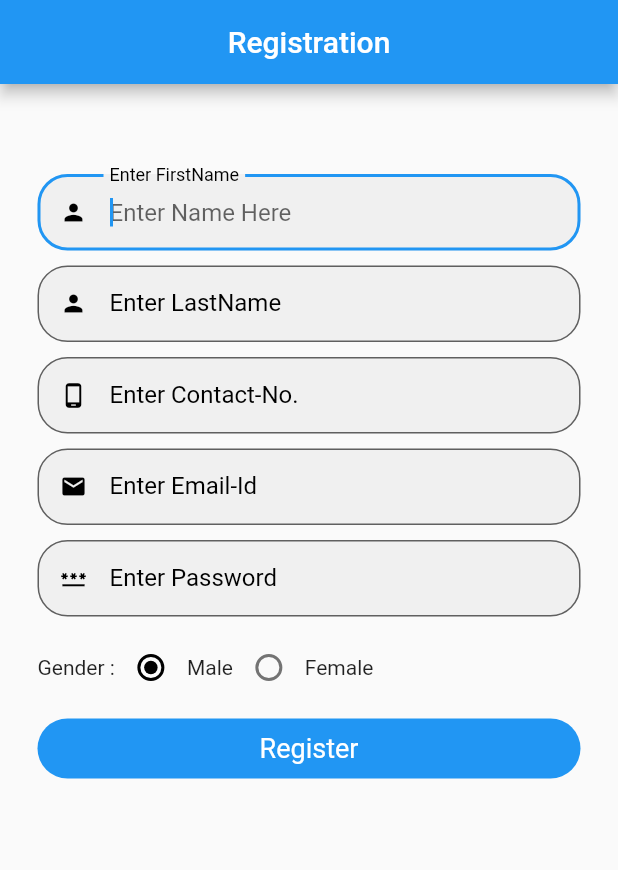
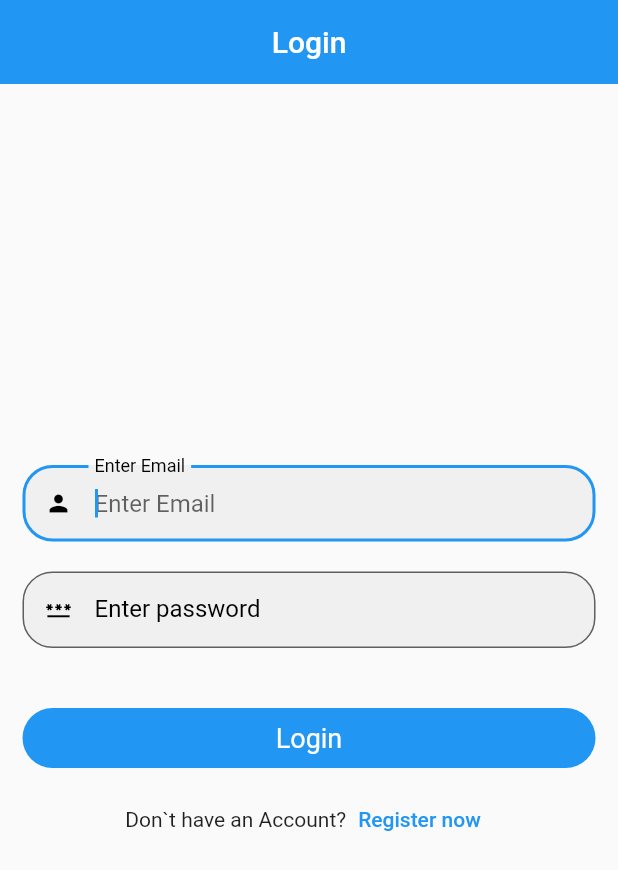
Before and after one commit to RahulMistriCodesmith/sqldataexample, a Flutter app: the screen it shows after launch, on a phone screen of 412 x 824 dp. Shown: the top 870 px of the screen. Run offline on Flutter 3.47's test engine with Material 2 defaults, Android fonts, the phone set to English and light mode, and no system bars; our stand-ins replace shared_preferences, sqflite; accounts and stored records are empty.

Commit message:
Committed Done! 25-08-2022 10:29 AM

```diff
--- a/lib/DataBaseHelper/database_helper.dart
+++ b/lib/DataBaseHelper/database_helper.dart
@@ -28,15 +28,28 @@ class DatabaseHandler{
 
   create_table(Database db,int version) async
   {
-    db.execute("create table users (userid integer primary key autoincrement,name text,number text,email text,password text,confirmpwd text,gender text)");
+    db.execute("create table users (userid integer primary key autoincrement,name text,lastname text,number text,email text,password text,gender text)");
     print("users table created");
   }
 
   Future<int> insert_records(n1,n2,n3,n4,n5,n6) async
   {
     var db = await create_db();
-    int id = await db!.rawInsert("insert into users (name,number,email,password,confirmpwd,gender) values(?,?,?,?,?,?)",[n1,n2,n3,n4,n5,n6]);
+    int id = await db!.rawInsert("insert into users (name,lastname,number,email,password,gender) values(?,?,?,?,?,?)",[n1,n2,n3,n4,n5,n6]);
     return id;
+  }
+
+  Future<List<Map<String, Object?>>?> loginUser(String email_ID, String pass) async {
+    var dbClient = await db;
+    var res = await dbClient!.rawQuery("SELECT * FROM users WHERE "
+        "email = '$email_ID' AND "
+        "password = '$pass'");
+
+    if (res.length > 0) {
+      return res;
+    }
+
+    return null;
   }
 
   Future<List> display_records() async
@@ -56,7 +69,7 @@ class DatabaseHandler{
   Future<int> update_records(n1,n2,n3,n4,n5,n6,id) async
   {
     var db = await create_db();
-    int sid = await db!.rawUpdate("update users set name=?,number=?,email=?,password=?,confirmpwd=?,gender=? where userid=?",[n1,n2,n3,n4,n5,n6,id]);
+    int sid = await db!.rawUpdate("update users set name=?,lastname=?,number=?,email=?,password=?,gender=? where userid=?",[n1,n2,n3,n4,n5,n6,id]);
     return sid;
   }
 
--- a/lib/Login_Page.dart
+++ b/lib/Login_Page.dart
@@ -1,105 +1,200 @@
-// import 'package:flutter/material.dart';
-// import 'package:sqldataexample/Register_Page.dart';
-// import 'package:sqldataexample/Value/mystyle.dart';
-//
-// class LoginPage extends StatefulWidget {
-//   const LoginPage({Key? key}) : super(key: key);
-//
-//   @override
-//   State<LoginPage> createState() => _LoginPageState();
-// }
-//
-// class _LoginPageState extends State<LoginPage> {
-//
-//   TextEditingController emailAddress = TextEditingController();
-//   TextEditingController password = TextEditingController();
-//
-//   @override
-//   Widget build(BuildContext context) {
-//     return Scaffold(
-//       appBar: AppBar(
-//         elevation: 0,
-//         centerTitle: true,
-//         title: Text('Login'),
-//       ),
-//       body: Padding(
-//         padding: const EdgeInsets.symmetric(horizontal: 15,vertical: 20),
-//         child: Column(
-//           crossAxisAlignment: CrossAxisAlignment.start,
-//           mainAxisAlignment: MainAxisAlignment.center,
-//           children: [
-//
-//             // SizedBox(height: 100,),
-//
-//
-//             TextFormField(
-//               controller: emailAddress,
-//               keyboardType: TextInputType.emailAddress,
-//               decoration: MyStyle.inputDec1.copyWith(
-//                 hintText: 'Enter Email',
-//                 border: OutlineInputBorder(
-//                     borderRadius: BorderRadius.circular(20)
-//
-//                 ),
-//               ),
-//             ),
-//
-//             SizedBox(height: 20,),
-//
-//             TextFormField(
-//               controller: password,
-//               decoration: MyStyle.inputDec1.copyWith(
-//                 hintText: 'Enter Password',
-//                 border: OutlineInputBorder(
-//                     borderRadius: BorderRadius.circular(20)
-//
-//                 ),
-//               ),
-//             ),
-//
-//
-//             SizedBox(height: 30,),
-//
-//             InkWell(
-//
-//               onTap: (){
-//                 setState(() {
-//
-//                 });
-//               },
-//
-//               child: Container(
-//                 margin: EdgeInsets.only(top: 10.0),
-//                 width: MediaQuery.of(context).size.width,
-//                 height: 40.0,
-//                 child: Text("Login",style: TextStyle(color: Colors.white,fontWeight: FontWeight.w400,fontSize: 18),),
-//                 alignment: Alignment.center,
-//                 decoration: BoxDecoration(
-//                   color: Colors.teal,
-//                   borderRadius: BorderRadius.circular(25.0),
-//                 ),
-//               ),
-//             ),
-//
-//             SizedBox(height: 10,),
-//
-//             Row(
-//               mainAxisAlignment: MainAxisAlignment.center,
-//               children: [
-//                 Text("Don`t have an Account?",),
-//
-//                 TextButton(
-//                   onPressed: (){
-//                     Navigator.push(context, MaterialPageRoute(builder: (context) => RegistrationPage()));
-//                   },
-//                   child: Text("Register now",),
-//                 ),
-//               ],
-//             ),
-//
-//           ],
-//         ),
-//       ),
-//     );
-//   }
-// }
+import 'package:flutter/material.dart';
+import 'package:shared_preferences/shared_preferences.dart';
+import 'package:sqldataexample/DataBaseHelper/database_helper.dart';
+import 'package:sqldataexample/Register_Page.dart';
+import 'package:sqldataexample/homepage.dart';
+
+class LoginPage extends StatefulWidget {
+  const LoginPage({Key? key}) : super(key: key);
+
+  @override
+  State<LoginPage> createState() => _LoginPageState();
+}
+
+class _LoginPageState extends State<LoginPage> {
+
+  Future<SharedPreferences> _pref = SharedPreferences.getInstance();
+
+  TextEditingController emailAddress = TextEditingController();
+  TextEditingController password = TextEditingController();
+
+  var _formkey = GlobalKey<FormState>();
+
+
+  var dbHelper;
+
+
+  @override
+  void initState() {
+    super.initState();
+    dbHelper = DatabaseHandler();
+  }
+
+  login() async {
+    String uid = emailAddress.text;
+    String passwd = password.text;
+
+    if (uid.isEmpty) {
+      print('Please Enter User ID');
+    } else if (passwd.isEmpty) {
+      print('Please Enter Password');
+    } else {
+      await dbHelper.loginUser(uid, passwd).then((userData) {
+        if (userData != null) {
+          setSP(userData).whenComplete(() {
+            Navigator.pushAndRemoveUntil(
+                context,
+                MaterialPageRoute(builder: (_) => HomePage()),
+                    (Route<dynamic> route) => false);
+          });
+        } else {
+          print('Error: User Not Found');
+        }
+      }).catchError((error) {
+        print(error);
+        print('Login Success');
+      });
+    }
+  }
+
+  Future setSP(user) async {
+    final SharedPreferences sp = await _pref;
+
+    sp.setString("first_name", user.first_name!);
+    sp.setString("user_name", user.last_name!);
+    sp.setString("email", user.email!);
+    sp.setString("number", user.number!);
+    sp.setString("password", user.password!);
+  }
+
+
+
+  @override
+  Widget build(BuildContext context) {
+    return Scaffold(
+      appBar: AppBar(
+        elevation: 0,
+        centerTitle: true,
+        title: Text('Login'),
+      ),
+      body: Form(
+        key: _formkey,
+
+        child: Padding(
+          padding: const EdgeInsets.symmetric(horizontal: 15,vertical: 20),
+          child: Column(
+            crossAxisAlignment: CrossAxisAlignment.start,
+            mainAxisAlignment: MainAxisAlignment.center,
+            children: [
+
+              // SizedBox(height: 100,),
+
+              TextFormField(
+                controller: emailAddress,
+                keyboardType: TextInputType.text,
+                autofocus: true,
+                decoration: InputDecoration(
+                  filled: true,
+                  // fillColor: Colors.black12,
+                  isDense: true,
+                  labelText: "Enter Email",
+                  labelStyle: TextStyle(color: Colors.black,fontWeight: FontWeight.w400),
+                  hintText: "Enter Email",
+                  prefixIcon: Icon
+                    (Icons.person,
+                    color: Colors.black,
+                  ),
+                  border: OutlineInputBorder(
+                      borderRadius: BorderRadius.circular(20)
+
+                  ),
+                ),
+                validator: (value)
+                {
+                  if(value!.isEmpty)
+                  {
+                    return "Please Enter Email";
+                  }
+                  return null;
+                },
+              ),
+
+
+              SizedBox(height: 20,),
+
+              TextFormField(
+                controller: password,
+                keyboardType: TextInputType.text,
+                autofocus: true,
+                decoration: InputDecoration(
+                  filled: true,
+                  // fillColor: Colors.black12,
+                  isDense: true,
+                  labelText: "Enter password",
+                  labelStyle: TextStyle(color: Colors.black,fontWeight: FontWeight.w400),
+                  hintText: "Enter password",
+                  prefixIcon: Icon
+                    (Icons.password,
+                    color: Colors.black,
+                  ),
+                  border: OutlineInputBorder(
+                      borderRadius: BorderRadius.circular(20)
+
+                  ),
+                ),
+                validator: (value)
+                {
+                  if(value!.isEmpty)
+                  {
+                    return "Please Enter password";
+                  }
+                  return null;
+                },
+              ),
+
+
+
+              SizedBox(height: 30,),
+
+              InkWell(
+
+                onTap: ()  {
+                  login();
+                },
+
+                child: Container(
+                  margin: EdgeInsets.only(top: 10.0),
+                  width: MediaQuery.of(context).size.width,
+                  height: 40.0,
+                  child: Text("Login",style: TextStyle(color: Colors.white,fontWeight: FontWeight.w400,fontSize: 18),),
+                  alignment: Alignment.center,
+                  decoration: BoxDecoration(
+                    color: Colors.blue,
+                    borderRadius: BorderRadius.circular(25.0),
+                  ),
+                ),
+              ),
+
+              SizedBox(height: 10,),
+
+              Row(
+                mainAxisAlignment: MainAxisAlignment.center,
+                children: [
+                  Text("Don`t have an Account?",),
+
+                  TextButton(
+                    onPressed: (){
+                      Navigator.push(context, MaterialPageRoute(builder: (context) => RegistrationPage()));
+                    },
+                    child: Text("Register now",),
+                  ),
+                ],
+              ),
+
+            ],
+          ),
+        ),
+      ),
+    );
+  }
+}
--- a/lib/Register_Page.dart
+++ b/lib/Register_Page.dart
@@ -14,7 +14,8 @@ class RegistrationPage extends StatefulWidget
 
 class  RegistrationPageState extends State<RegistrationPage>
 {
-  var _formkey = GlobalKey<FormState>();
+  final _formKey = new GlobalKey<FormState>();
+
   TextEditingController _firstname = TextEditingController();
   TextEditingController _contact = TextEditingController();
   TextEditingController _email = TextEditingController();
@@ -28,6 +29,15 @@ class  RegistrationPageState extends State<RegistrationPage>
       _groupValue = index!;
     });
   }
+
+  var dbHelper;
+
+  @override
+  void initState() {
+    super.initState();
+    dbHelper = DatabaseHandler();
+  }
+
 
   @override
   Widget build(BuildContext context) {
@@ -44,7 +54,7 @@ class  RegistrationPageState extends State<RegistrationPage>
             Container(
               padding: EdgeInsets.fromLTRB(25, 60, 25, 25),
               child: Form(
-                key: _formkey,
+                key: _formKey,
                 child: Column(
                   children: [
                     TextFormField(
@@ -203,10 +213,6 @@ class  RegistrationPageState extends State<RegistrationPage>
                         {
                           return "Please Enter Password";
                         }
-                        if(value.length!=6)
-                        {
-                          return "Password should be 6 character";
-                        }
                         return null;
                       },
                     ),
@@ -235,13 +241,12 @@ class  RegistrationPageState extends State<RegistrationPage>
 
                     InkWell(
                       onTap: () async {
-                        if(_formkey.currentState!.validate()) {
-                          var firstname = _firstname.text.toString();
-                          var lastname = _lastname.text.toString();
-                          var numbern2 = _contact.text.toString();
-                          var emailn3 = _email.text.toString();
-                          var passwordn4 = _password.text.toString();
-
+                        if(_formKey.currentState!.validate()) {
+                          var first_name = _firstname.text.toString();
+                          var last_name = _lastname.text.toString();
+                          var number = _contact.text.toString();
+                          var email_id = _email.text.toString();
+                          var password = _password.text.toString();
                           var gender = "";
 
                           if (_groupValue == 0) {
@@ -251,17 +256,17 @@ class  RegistrationPageState extends State<RegistrationPage>
                             gender = "female";
                           }
 
-                          print("Name :" + firstname);
-                          print("lastname:" + lastname);
-                          print("Contact :" + numbern2);
-                          print("Email :" + emailn3);
-                          print("Password :" + passwordn4);
+                          print("First Name :" + first_name);
+                          print("Last Name :" + last_name);
+                          print("Contact :" + number);
+                          print("Email :" + email_id);
+                          print("Password :" + password);
                           print("Gender :" + gender);
 
                           DatabaseHandler obj = new DatabaseHandler();
-                          int id = await obj.insert_records(firstname, lastname, numbern2, emailn3, passwordn4, gender);
+                          int id = await obj.insert_records(first_name, last_name,number, email_id, password, gender);
                           print("Record Inserted At:"+id.toString());
-                          Navigator.of(context).push(MaterialPageRoute(builder: (BuildContext context)=> HomePage()));
+                          Navigator.of(context).push(MaterialPageRoute(builder: (BuildContext context)=> LoginPage()));
 
                         }
                       },
@@ -282,19 +287,19 @@ class  RegistrationPageState extends State<RegistrationPage>
               ),
             ),
 
-            /*Row(
+            Row(
               mainAxisAlignment: MainAxisAlignment.center,
               children: [
                 Text("Already have an account?",),
 
                 TextButton(
                   onPressed: (){
-                    // Navigator.push(context, MaterialPageRoute(builder: (context) => LoginPage()));
+                    Navigator.push(context, MaterialPageRoute(builder: (context) => LoginPage()));
                   },
                   child: Text("Login",),
                 ),
               ],
-            ),*/
+            ),
 
 
           ],
--- a/lib/main.dart
+++ b/lib/main.dart
@@ -1,17 +1,11 @@
 import 'package:flutter/material.dart';
 import 'package:sqldataexample/Login_Page.dart';
-import 'package:sqldataexample/Register_Page.dart';
 import 'package:sqldataexample/update_screen.dart';
 
 void main() {
   runApp(const MyApp());
 }
 
-// final routes = {
-//   '/login': (BuildContext context) => new LoginPage(),
-//   '/home': (BuildContext context) => new LoginPage(),
-//   '/': (BuildContext context) => new LoginPage(),
-// };
 
 class MyApp extends StatelessWidget {
   const MyApp({Key? key}) : super(key: key);
@@ -26,7 +20,7 @@ class MyApp extends StatelessWidget {
         primarySwatch: Colors.blue,
         backgroundColor: Colors.white
       ),
-      home: RegistrationPage(),
+      home: LoginPage(),
       routes: {
         "UpdateScreen":(BuildContext context) =>UpdateScreen(),
       },
--- a/lib/update_screen.dart
+++ b/lib/update_screen.dart
@@ -16,10 +16,11 @@ class UpdateScreenState extends State<UpdateScreen>
   var _formkey = GlobalKey<FormState>();
   var id;
   TextEditingController _name = TextEditingController();
+  TextEditingController _lastname = TextEditingController();
   TextEditingController _contact = TextEditingController();
   TextEditingController _email = TextEditingController();
   TextEditingController _password = TextEditingController();
-  TextEditingController _lastname = TextEditingController();
+
 
   int _groupValue = 0;
 
@@ -127,7 +128,7 @@ class UpdateScreenState extends State<UpdateScreen>
                         isDense: true,
                         labelText: "Enter Last Name",
                         labelStyle: TextStyle(color: Colors.black,fontWeight: FontWeight.w400),
-                        hintText: "Enter Name Here",
+                        hintText: "Enter Last Name Here",
                         prefixIcon: Icon
                           (Icons.person,
                           color: Colors.black,
@@ -237,10 +238,6 @@ class UpdateScreenState extends State<UpdateScreen>
                         {
                           return "Please Enter Password";
                         }
-                        if(value.length!=6)
-                        {
-                          return "Password should be 6 character";
-                        }
                         return null;
                       },
                     ),
@@ -284,7 +281,7 @@ class UpdateScreenState extends State<UpdateScreen>
                           }
 
                           print("Name :" + namen1);
-                          print("LastName :" + lastname1);
+                          print("lastname :" + lastname1);
                           print("Contact :" + numbern2);
                           print("Email :" + emailn3);
                           print("Password :" + passwordn4);
--- a/pubspec.yaml
+++ b/pubspec.yaml
@@ -18,7 +18,7 @@ publish_to: 'none' # Remove this line if you wish to publish to pub.dev
 version: 1.0.0+1
 
 environment:
-  sdk: ">=2.17.6 <3.0.0"
+  sdk: ">=2.17.0 <3.0.0"
 
 # Dependencies specify other packages that your package needs in order to work.
 # To automatically upgrade your package dependencies to the latest versions
@@ -37,6 +37,7 @@ dependencies:
   sqflite: ^2.0.3+1
   path_provider: ^2.0.11
   toast: ^0.3.0
+  shared_preferences: ^2.0.15
 
 dev_dependencies:
   flutter_test:
```
Also changed, not shown: lib/homepage.dart (+6 -9 lines), pubspec.lock, 1 other file.
